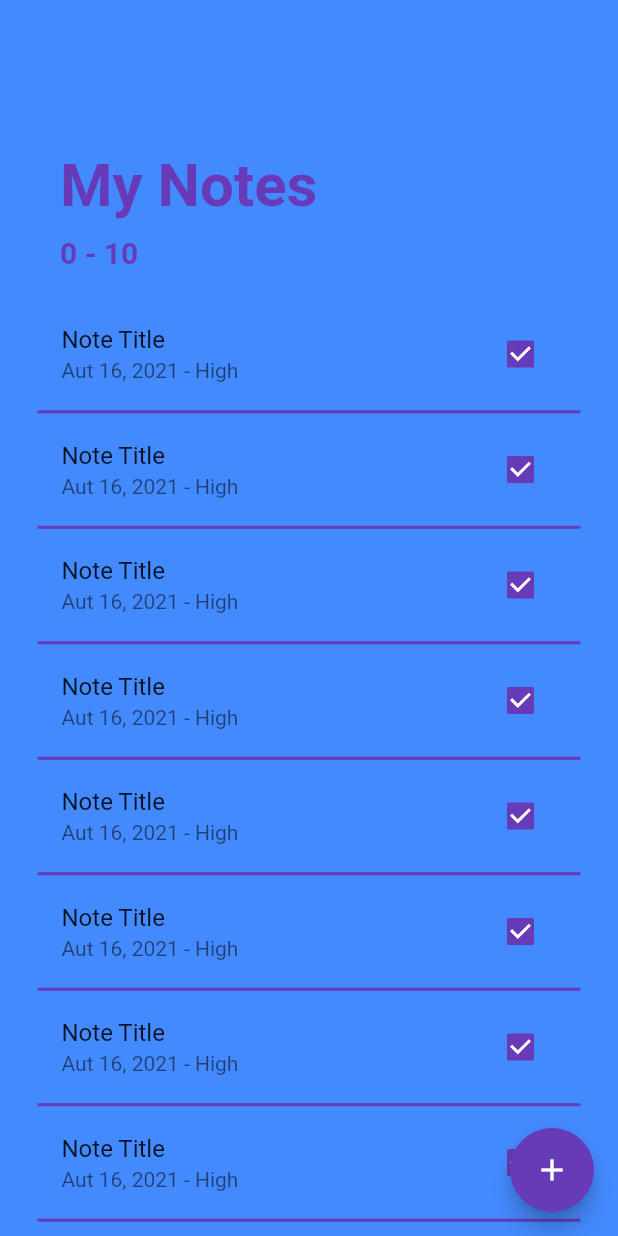
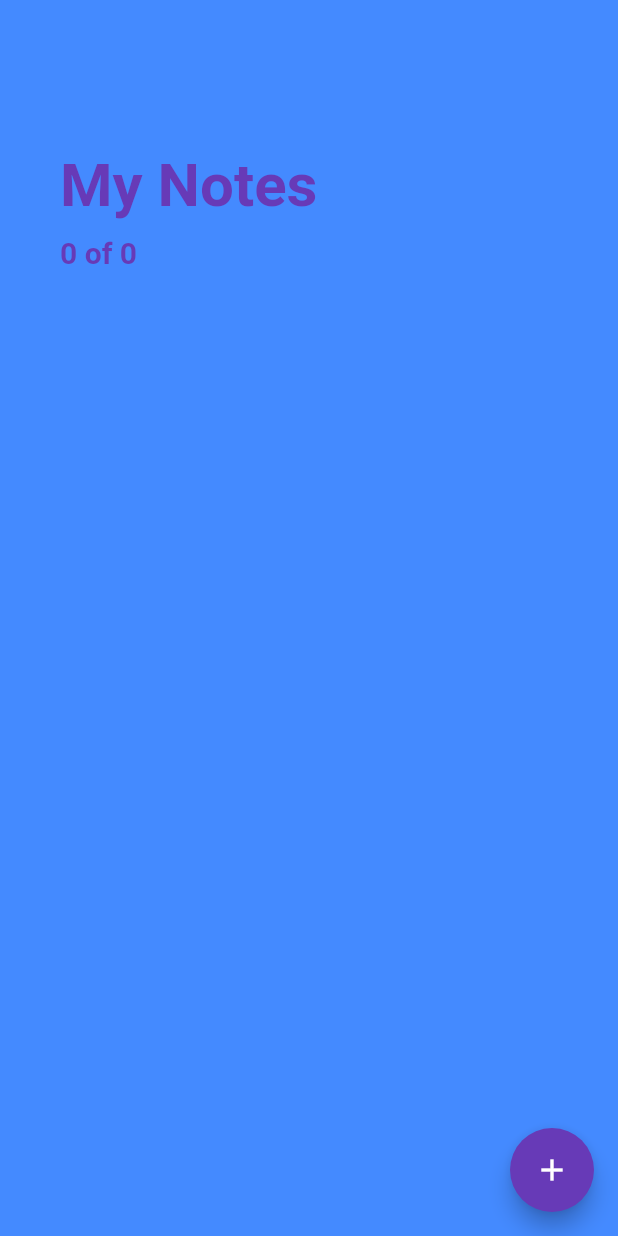
Before and after one commit to jhunderdog/sqflite, a Flutter app: the screen it shows after launch, on a phone screen of 412 x 824 dp. Run offline on Flutter 3.47's test engine with Material 2 defaults, Android fonts, the phone set to English and light mode, and no system bars; our stand-ins replace sqflite; accounts and stored records are empty.

Commit message:
adding data on home screen

```diff
--- a/lib/screens/home_screen.dart
+++ b/lib/screens/home_screen.dart
@@ -1,5 +1,8 @@
+import 'package:crud_sqlite_app/database/database.dart';
+import 'package:crud_sqlite_app/models/note_model.dart';
 import 'package:flutter/cupertino.dart';
 import 'package:flutter/material.dart';
+import 'package:intl/intl.dart';
 
 import 'add_note_screen.dart';
 
@@ -11,19 +14,64 @@ class HomeScreen extends StatefulWidget {
 }
 
 class _HomeScreenState extends State<HomeScreen> {
-  Widget _buildNote(int index) {
+  late Future<List<Note>> _noteList;
+
+  final DateFormat _dateFormatter = DateFormat('MMM dd, yyyy');
+
+  DatabaseHelper _databaseHelper = DatabaseHelper.instance;
+
+  @override
+  void initState() {
+    super.initState();
+    _updateNoteList();
+  }
+
+  _updateNoteList() {
+    _noteList = DatabaseHelper.instance.getNoteList();
+  }
+
+  Widget _buildNote(Note note) {
     return Padding(
       padding: EdgeInsets.symmetric(horizontal: 25.0),
       child: Column(children: [
         ListTile(
-          title: Text("Note Title"),
-          subtitle: Text('Aut 16, 2021 - High'),
+          title: Text(
+            note.title!,
+            style: TextStyle(
+                fontSize: 18.0,
+                color: Colors.white,
+                decoration: note.status == 0
+                    ? TextDecoration.none
+                    : TextDecoration.lineThrough),
+          ),
+          subtitle: Text(
+            '${_dateFormatter.format(note.date!)} - ${note.priority}',
+            style: TextStyle(
+                fontSize: 15.0,
+                color: Colors.white,
+                decoration: note.status == 0
+                    ? TextDecoration.none
+                    : TextDecoration.lineThrough),
+          ),
           trailing: Checkbox(
             onChanged: (value) {
               print(value);
+              note.status = value! ? 1 : 0;
+              DatabaseHelper.instance.updateNote(note);
+              _updateNoteList();
+              Navigator.pushReplacement(
+                  context, MaterialPageRoute(builder: (_) => HomeScreen()));
             },
             activeColor: Theme.of(context).primaryColor,
-              value: true),
+            value: note.status == 1 ? true : false,
+          ),
+          onTap: () => Navigator.push(
+              context,
+              CupertinoPageRoute(
+                  builder: (_) => AddNoteScreen(
+                      // updateNoteList : _updateNoteList(),
+                      // note: note,
+                      ))),
         ),
         Divider(height: 5.0, color: Colors.deepPurple, thickness: 2.0)
       ]),
@@ -42,13 +90,26 @@ class _HomeScreenState extends State<HomeScreen> {
         },
         child: Icon(Icons.add),
       ),
-      body: ListView.builder(
+      body: FutureBuilder(
+          future: _noteList,
+          builder: (context, AsyncSnapshot snapshot) {
+            if (!snapshot.hasData) {
+              return Center(
+                child: CircularProgressIndicator(),
+              );
+            }
+            final int comlpleteNoteCount = snapshot.data!
+                .where((Note note) => note.status == 1)
+                .toList()
+                .length;
+            return ListView.builder(
               padding: EdgeInsets.symmetric(vertical: 80.0),
-        itemCount: 10,
+              itemCount: int.parse(snapshot.data!.length.toString()) + 1,
               itemBuilder: (BuildContext context, int index) {
                 if (index == 0) {
                   return Padding(
-              padding: EdgeInsets.symmetric(horizontal: 40.0, vertical: 20.0),
+                    padding:
+                        EdgeInsets.symmetric(horizontal: 40.0, vertical: 20.0),
                     child: Column(
                       crossAxisAlignment: CrossAxisAlignment.start,
                       children: [
@@ -63,7 +124,7 @@ class _HomeScreenState extends State<HomeScreen> {
                           height: 10.0,
                         ),
                         Text(
-                    '0 - 10',
+                          '$comlpleteNoteCount of ${snapshot.data.length}',
                           style: TextStyle(
                             color: Colors.deepPurple,
                             fontSize: 20.0,
@@ -74,9 +135,10 @@ class _HomeScreenState extends State<HomeScreen> {
                     ),
                   );
                 }
-          return _buildNote(index);
+                return _buildNote(snapshot.data![index - 1]);
               },
-      ),
+            );
+          }),
     );
   }
 }
```
Lines whose indentation alone changed are shown as unchanged.
